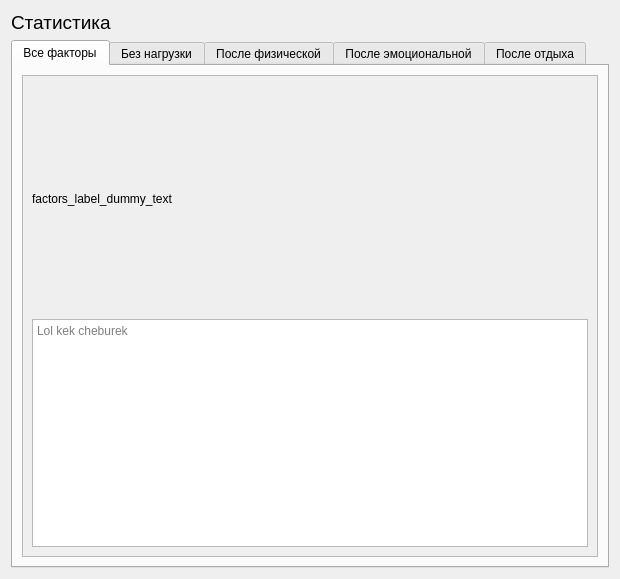
Before: the Qt Designer form src/main/python/ui/frame_sample.ui in podkidyshev/health-weather_correlation, drawn with Qt 5.
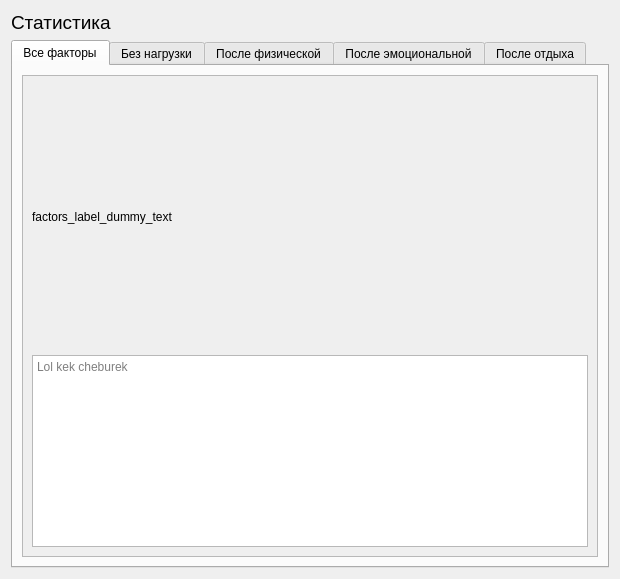
After: the same form once the commit is applied.

Commit message: Added useful startup function for testing. Trying to make better label.pixmap displaying

```diff
--- a/src/main/python/ui/frame_sample.ui
+++ b/src/main/python/ui/frame_sample.ui
@@ -56,24 +56,30 @@
            <verstretch>0</verstretch>
           </sizepolicy>
          </property>
+         <property name="horizontalScrollBarPolicy">
+          <enum>Qt::ScrollBarAlwaysOff</enum>
+         </property>
          <property name="widgetResizable">
           <bool>true</bool>
          </property>
+         <property name="alignment">
+          <set>Qt::AlignLeading|Qt::AlignLeft|Qt::AlignVCenter</set>
+         </property>
          <widget class="QWidget" name="scrollAreaWidgetContents">
           <property name="geometry">
            <rect>
             <x>0</x>
             <y>0</y>
-            <width>576</width>
-            <height>486</height>
+            <width>548</width>
+            <height>465</height>
            </rect>
           </property>
           <layout class="QVBoxLayout" name="verticalLayout_3">
            <item>
             <widget class="QLabel" name="factors_label">
              <property name="sizePolicy">
-              <sizepolicy hsizetype="Preferred" vsizetype="Minimum">
-               <horstretch>0</horstretch>
+              <sizepolicy hsizetype="Expanding" vsizetype="Expanding">
+               <horstretch>1</horstretch>
                <verstretch>0</verstretch>
               </sizepolicy>
              </property>
```
The commit also changes 3 other files.
